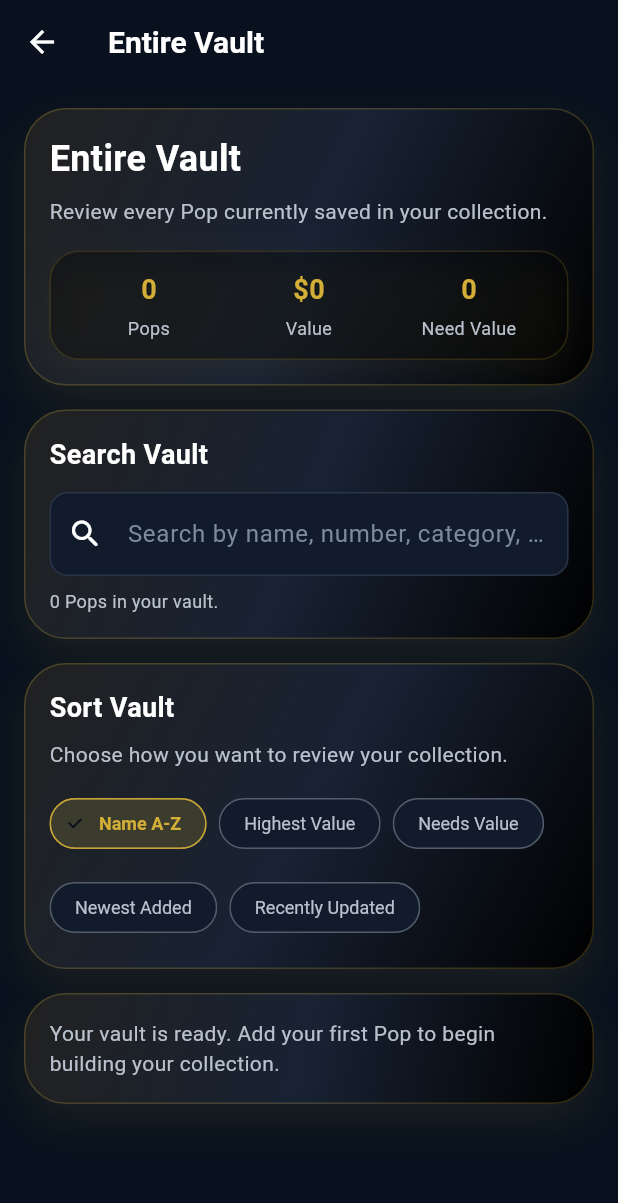
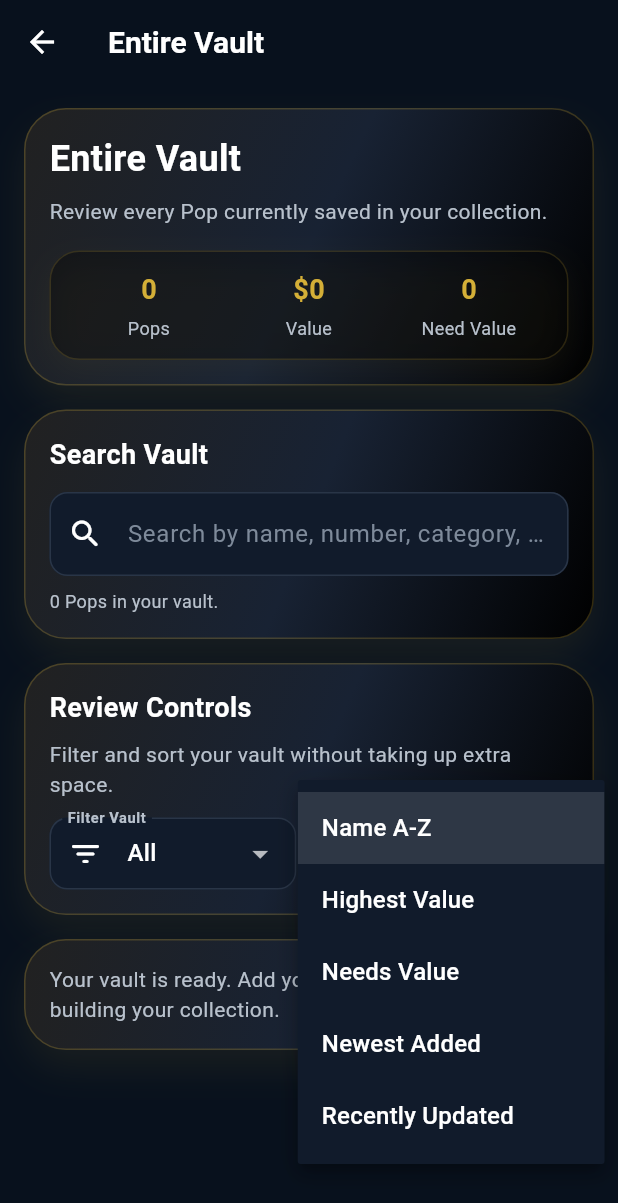
Before and after one commit to asabala/funkovault, a Flutter app: the EntireVaultScreen screen opened directly, after a tap on "Name A-Z", on a phone screen of 412 x 824 dp. Shown: the top 1203 px of the screen. Run offline on Flutter 3.47's test engine with Material 3 defaults, Android fonts, the phone set to English and light mode, and no system bars; our stand-ins replace hive_flutter, supabase_flutter; missing offline and left inert: file_selector, mobile_scanner; accounts and stored records are empty; statements that could not run were skipped.

Commit message:
Add compact vault controls and reset action

```diff
--- a/lib/screens/pop/pop_details_screen.dart
+++ b/lib/screens/pop/pop_details_screen.dart
@@ -537,25 +537,32 @@ class _QuickStatLine extends StatelessWidget {
 
   @override
   Widget build(BuildContext context) {
-    return Row(
+    return Container(
+      width: double.infinity,
+      padding: const EdgeInsets.symmetric(
+        vertical: AtlasSpacing.xs,
+      ),
+      child: Column(
+        crossAxisAlignment: CrossAxisAlignment.start,
         children: [
-        Expanded(
-          child: Text(
+          Text(
             label,
-            style: AtlasTypography.bodyMedium.copyWith(
+            style: AtlasTypography.bodySmall.copyWith(
               color: AtlasColors.textSecondary,
+              fontWeight: FontWeight.bold,
             ),
           ),
-        ),
+          const SizedBox(height: 4),
           Text(
             _displayValue(value),
             style: AtlasTypography.bodyMedium.copyWith(
               color: AtlasColors.vaultGold,
               fontWeight: FontWeight.bold,
             ),
-          textAlign: TextAlign.right,
+            softWrap: true,
           ),
         ],
+      ),
     );
   }
 }
--- a/lib/screens/vault/entire_vault_screen.dart
+++ b/lib/screens/vault/entire_vault_screen.dart
@@ -24,6 +24,7 @@ class _EntireVaultScreenState extends State<EntireVaultScreen> {
 
   String _searchQuery = '';
   _VaultSortMode _sortMode = _VaultSortMode.nameAz;
+  _VaultFilterMode _filterMode = _VaultFilterMode.all;
 
   @override
   void dispose() {
@@ -32,18 +33,37 @@ class _EntireVaultScreenState extends State<EntireVaultScreen> {
     super.dispose();
   }
 
+  void _resetVaultReviewControls() {
+    _searchController.clear();
+
+    setState(() {
+      _searchQuery = '';
+      _filterMode = _VaultFilterMode.all;
+      _sortMode = _VaultSortMode.nameAz;
+    });
+  }
+
   @override
   Widget build(BuildContext context) {
     final appState = context.watch<AppState>();
     const repository = VaultRepository();
 
     final pops = repository.allPops(appState);
-    final filteredPops = _sortPops(_filterPops(pops));
+    final filteredPops = _sortPops(
+      _filterByMode(
+        _filterBySearch(pops),
+      ),
+    );
 
     final totalValue = pops.fold<double>(
       0,
           (total, pop) => total + pop.value,
     );
+
+    final hasActiveReviewControls = _searchQuery.trim().isNotEmpty ||
+        _filterMode != _VaultFilterMode.all ||
+        _sortMode != _VaultSortMode.nameAz;
+
     final missingValueCount = pops.where((pop) => pop.value <= 0).length;
 
     return Scaffold(
@@ -114,13 +134,21 @@ class _EntireVaultScreenState extends State<EntireVaultScreen> {
             },
           ),
           const SizedBox(height: AtlasSpacing.lg),
-          _VaultSortCard(
+          _VaultControlsCard(
+            selectedFilter: _filterMode,
             selectedSort: _sortMode,
-            onChanged: (sortMode) {
+            hasActiveControls: hasActiveReviewControls,
+            onFilterChanged: (filterMode) {
+              setState(() {
+                _filterMode = filterMode;
+              });
+            },
+            onSortChanged: (sortMode) {
               setState(() {
                 _sortMode = sortMode;
               });
             },
+            onReset: _resetVaultReviewControls,
           ),
           const SizedBox(height: AtlasSpacing.lg),
           if (pops.isEmpty)
@@ -131,13 +159,14 @@ class _EntireVaultScreenState extends State<EntireVaultScreen> {
             _VaultPopListCard(
               pops: filteredPops,
               sortMode: _sortMode,
+              filterMode: _filterMode,
             ),
         ],
       ),
     );
   }
 
-  List<Pop> _filterPops(List<Pop> pops) {
+  List<Pop> _filterBySearch(List<Pop> pops) {
     final query = _searchQuery.trim().toLowerCase();
 
     if (query.isEmpty) {
@@ -157,6 +186,85 @@ class _EntireVaultScreenState extends State<EntireVaultScreen> {
           series.contains(query) ||
           owner.contains(query);
     }).toList();
+  }
+
+  List<Pop> _filterByMode(List<Pop> pops) {
+    switch (_filterMode) {
+      case _VaultFilterMode.all:
+        return pops;
+
+      case _VaultFilterMode.owned:
+        return pops
+            .where(
+              (pop) => !pop.isWishlist,
+        )
+            .toList();
+
+      case _VaultFilterMode.wishlist:
+        return pops
+            .where(
+              (pop) => pop.isWishlist,
+        )
+            .toList();
+
+      case _VaultFilterMode.needsValue:
+        return pops
+            .where(
+              (pop) => pop.value <= 0,
+        )
+            .toList();
+
+      case _VaultFilterMode.hasValue:
+        return pops
+            .where(
+              (pop) => pop.value > 0,
+        )
+            .toList();
+
+      case _VaultFilterMode.exclusives:
+        return pops
+            .where(
+              (pop) => _hasMeaningfulValue(pop.retailExclusive),
+        )
+            .toList();
+
+      case _VaultFilterMode.signed:
+        return pops
+            .where(
+              (pop) => _hasMeaningfulValue(pop.signature),
+        )
+            .toList();
+
+      case _VaultFilterMode.limited:
+        return pops
+            .where(
+              (pop) => _hasMeaningfulValue(pop.limitedEdition),
+        )
+            .toList();
+
+      case _VaultFilterMode.variants:
+        return pops
+            .where(
+              (pop) => _hasMeaningfulValue(pop.variant),
+        )
+            .toList();
+    }
+  }
+
+  bool _hasMeaningfulValue(String value) {
+    final cleaned = value.trim().toLowerCase();
+
+    if (cleaned.isEmpty) {
+      return false;
+    }
+
+    return cleaned != 'none' &&
+        cleaned != 'common' &&
+        cleaned != 'standard' &&
+        cleaned != 'unsigned' &&
+        cleaned != 'no' &&
+        cleaned != 'n/a' &&
+        cleaned != 'na';
   }
 
   List<Pop> _sortPops(List<Pop> pops) {
@@ -224,6 +332,43 @@ class _EntireVaultScreenState extends State<EntireVaultScreen> {
     }
 
     return parsed.millisecondsSinceEpoch;
+  }
+}
+
+enum _VaultFilterMode {
+  all,
+  owned,
+  wishlist,
+  needsValue,
+  hasValue,
+  exclusives,
+  signed,
+  limited,
+  variants,
+}
+
+extension _VaultFilterModeLabel on _VaultFilterMode {
+  String get label {
+    switch (this) {
+      case _VaultFilterMode.all:
+        return 'All';
+      case _VaultFilterMode.owned:
+        return 'Owned';
+      case _VaultFilterMode.wishlist:
+        return 'Wishlist';
+      case _VaultFilterMode.needsValue:
+        return 'Needs Value';
+      case _VaultFilterMode.hasValue:
+        return 'Has Value';
+      case _VaultFilterMode.exclusives:
+        return 'Exclusives';
+      case _VaultFilterMode.signed:
+        return 'Signed';
+      case _VaultFilterMode.limited:
+        return 'Limited';
+      case _VaultFilterMode.variants:
+        return 'Variants';
+    }
   }
 }
 
@@ -311,14 +456,22 @@ class _VaultSearchCard extends StatelessWidget {
   }
 }
 
-class _VaultSortCard extends StatelessWidget {
-  const _VaultSortCard({
+class _VaultControlsCard extends StatelessWidget {
+  const _VaultControlsCard({
+    required this.selectedFilter,
     required this.selectedSort,
-    required this.onChanged,
+    required this.hasActiveControls,
+    required this.onFilterChanged,
+    required this.onSortChanged,
+    required this.onReset,
   });
 
+  final _VaultFilterMode selectedFilter;
   final _VaultSortMode selectedSort;
-  final ValueChanged<_VaultSortMode> onChanged;
+  final bool hasActiveControls;
+  final ValueChanged<_VaultFilterMode> onFilterChanged;
+  final ValueChanged<_VaultSortMode> onSortChanged;
+  final VoidCallback onReset;
 
   @override
   Widget build(BuildContext context) {
@@ -327,47 +480,114 @@ class _VaultSortCard extends StatelessWidget {
         crossAxisAlignment: CrossAxisAlignment.start,
         children: [
           Text(
-            'Sort Vault',
+            'Review Controls',
             style: AtlasTypography.headingSmall,
           ),
           const SizedBox(height: AtlasSpacing.sm),
           Text(
-            'Choose how you want to review your collection.',
+            'Filter and sort your vault without taking up extra space.',
             style: AtlasTypography.bodyMedium.copyWith(
               color: AtlasColors.textSecondary,
             ),
           ),
           const SizedBox(height: AtlasSpacing.md),
-          Wrap(
-            spacing: AtlasSpacing.sm,
-            runSpacing: AtlasSpacing.sm,
-            children: _VaultSortMode.values
-                .map(
-                  (sortMode) => ChoiceChip(
-                label: Text(sortMode.label),
-                selected: selectedSort == sortMode,
-                onSelected: (_) => onChanged(sortMode),
-                selectedColor:
-                AtlasColors.vaultGold.withValues(alpha: 0.22),
-                labelStyle: AtlasTypography.bodySmall.copyWith(
-                  color: selectedSort == sortMode
-                      ? AtlasColors.vaultGold
-                      : AtlasColors.textSecondary,
-                  fontWeight: selectedSort == sortMode
-                      ? FontWeight.bold
-                      : FontWeight.normal,
-                ),
-                side: BorderSide(
-                  color: selectedSort == sortMode
-                      ? AtlasColors.vaultGold.withValues(alpha: 0.70)
-                      : AtlasColors.textSecondary.withValues(alpha: 0.22),
+          Row(
+            children: [
+              Expanded(
+                child: _VaultDropdown<_VaultFilterMode>(
+                  label: 'Filter Vault',
+                  icon: Icons.filter_list_rounded,
+                  value: selectedFilter,
+                  values: _VaultFilterMode.values,
+                  labelBuilder: (value) => value.label,
+                  onChanged: onFilterChanged,
                 ),
               ),
-            )
-                .toList(),
+              const SizedBox(width: AtlasSpacing.sm),
+              Container(
+                width: 1,
+                height: 48,
+                color: AtlasColors.textSecondary.withValues(alpha: 0.20),
+              ),
+              const SizedBox(width: AtlasSpacing.sm),
+              Expanded(
+                child: _VaultDropdown<_VaultSortMode>(
+                  label: 'Sort Vault',
+                  icon: Icons.sort_rounded,
+                  value: selectedSort,
+                  values: _VaultSortMode.values,
+                  labelBuilder: (value) => value.label,
+                  onChanged: onSortChanged,
+                ),
+              ),
+            ],
           ),
+          if (hasActiveControls) ...[
+            const SizedBox(height: AtlasSpacing.md),
+            SizedBox(
+              width: double.infinity,
+              child: OutlinedButton.icon(
+                onPressed: onReset,
+                icon: const Icon(Icons.restart_alt_rounded),
+                label: const Text('Reset Search, Filter, and Sort'),
+              ),
+            ),
+          ],
         ],
       ),
+    );
+  }
+}
+
+class _VaultDropdown<T> extends StatelessWidget {
+  const _VaultDropdown({
+    required this.label,
+    required this.icon,
+    required this.value,
+    required this.values,
+    required this.labelBuilder,
+    required this.onChanged,
+  });
+
+  final String label;
+  final IconData icon;
+  final T value;
+  final List<T> values;
+  final String Function(T value) labelBuilder;
+  final ValueChanged<T> onChanged;
+
+  @override
+  Widget build(BuildContext context) {
+    return DropdownButtonFormField<T>(
+      initialValue: value,
+      isExpanded: true,
+      decoration: InputDecoration(
+        labelText: label,
+        prefixIcon: Icon(icon),
+        border: const OutlineInputBorder(),
+        contentPadding: const EdgeInsets.symmetric(
+          horizontal: AtlasSpacing.sm,
+          vertical: AtlasSpacing.sm,
+        ),
+      ),
+      items: values
+          .map(
+            (item) => DropdownMenuItem<T>(
+          value: item,
+          child: Text(
+            labelBuilder(item),
+            overflow: TextOverflow.ellipsis,
+          ),
+        ),
+      )
+          .toList(),
+      onChanged: (newValue) {
+        if (newValue == null) {
+          return;
+        }
+
+        onChanged(newValue);
+      },
     );
   }
 }
@@ -427,7 +647,7 @@ class _NoSearchResultsCard extends StatelessWidget {
   Widget build(BuildContext context) {
     return AtlasGlassCard(
       child: Text(
-        'No Pops matched your search. Try a different name, number, category, series, or owner.',
+        'No Pops matched your search or filter. Try clearing search, choosing All, or using a different filter.',
         style: AtlasTypography.bodyMedium.copyWith(
           color: AtlasColors.textSecondary,
         ),
@@ -440,10 +660,12 @@ class _VaultPopListCard extends StatelessWidget {
   const _VaultPopListCard({
     required this.pops,
     required this.sortMode,
+    required this.filterMode,
   });
 
   final List<Pop> pops;
   final _VaultSortMode sortMode;
+  final _VaultFilterMode filterMode;
 
   @override
   Widget build(BuildContext context) {
@@ -457,7 +679,7 @@ class _VaultPopListCard extends StatelessWidget {
           ),
           const SizedBox(height: AtlasSpacing.sm),
           Text(
-            '${pops.length} result${pops.length == 1 ? '' : 's'} • Sorted by ${sortMode.label}. Tap any Pop to open details.',
+            '${pops.length} result${pops.length == 1 ? '' : 's'} • Filtered by ${filterMode.label} • Sorted by ${sortMode.label}. Tap any Pop to open details.',
             style: AtlasTypography.bodySmall.copyWith(
               color: AtlasColors.textSecondary,
             ),
```
Lines whose indentation alone changed are shown as unchanged.
